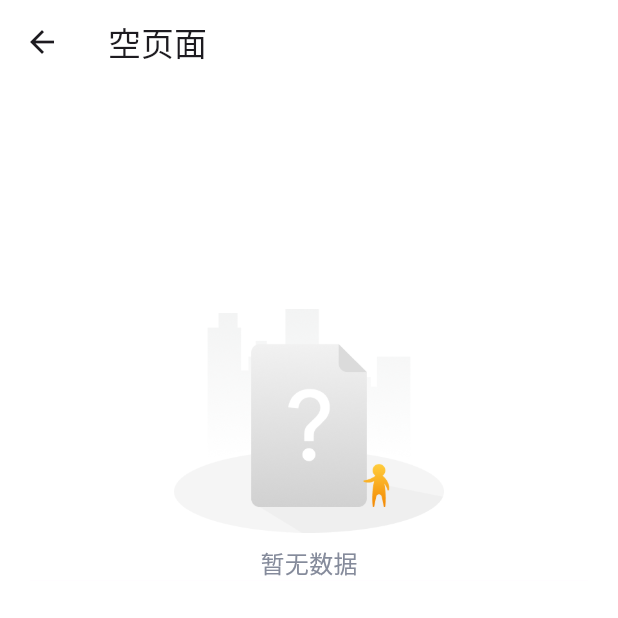
After one commit to ThinkerJack/jui, a Flutter app: the screen it shows after launch, after a tap on "空页面组件", on a phone screen of 412 x 824 dp, the top half of it. The commit adds this screen. Run offline on Flutter 3.47's test engine with Material 3 defaults, Android fonts, the phone set to English and light mode, and no system bars; our stand-ins replace flutter_screenutil.

Commit message:
feature#空页面

```diff
--- /dev/null
+++ b/example/lib/common/empty_placeholder_demo.dart
@@ -0,0 +1,16 @@
+import 'package:example/common/demo_base_page.dart';
+import 'package:flutter/material.dart';
+import 'package:jui/data_display.dart';
+
+class EmptyPlaceholderDemo extends DemoBasePage {
+  const EmptyPlaceholderDemo({super.key});
+
+  @override
+  Widget build(BuildContext context) {
+    return super.builder("空页面", [
+      const EmptyPlaceholder(
+        type: EmptyPlaceholderType.list,
+      )
+    ]);
+  }
+}
--- a/example/lib/demo_router.dart
+++ b/example/lib/demo_router.dart
@@ -3,15 +3,18 @@ import 'package:flutter/cupertino.dart';
 
 import 'common/button_demo.dart';
 import 'common/dashed_border_container_demo.dart';
+import 'common/empty_placeholder_demo.dart';
 
 final demoRouterMap = <String, WidgetBuilder>{
   DemoRouter.mainPage: (context) => const MainPage(),
   DemoRouter.dashedBorderContainerDemo: (context) => const DashedBorderContainerDemo(),
   DemoRouter.jUIButtonDemo: (context) => const JUIButtonDemo(),
+  DemoRouter.emptyPlaceholderDemo: (context) => const EmptyPlaceholderDemo(),
 };
 
 class DemoRouter {
   static const String mainPage = "mainPage";
   static const String dashedBorderContainerDemo = "DashedBorderContainerDemo";
   static const String jUIButtonDemo = "JUIButtonDemo";
+  static const String emptyPlaceholderDemo = "EmptyPlaceholderDemo";
 }
--- a/example/lib/splash_page.dart
+++ b/example/lib/splash_page.dart
@@ -18,15 +18,16 @@ class MainPage extends StatelessWidget {
               childAspectRatio: 3 //宽高比为1时，子widget
               ),
           children: [
-            buildTextButton(context, DemoRouter.dashedBorderContainerDemo, "虚线边框组件"),
-            buildTextButton(context, DemoRouter.jUIButtonDemo, "按钮组件"),
+            _buildTextButton(context, DemoRouter.dashedBorderContainerDemo, "虚线边框组件"),
+            _buildTextButton(context, DemoRouter.jUIButtonDemo, "按钮组件"),
+            _buildTextButton(context, DemoRouter.emptyPlaceholderDemo, "空页面组件"),
           ],
         ),
       ),
     );
   }
 
-  TextButton buildTextButton(BuildContext context, routerName, text) {
+  TextButton _buildTextButton(BuildContext context, routerName, text) {
     return TextButton(onPressed: () => Navigator.of(context).pushNamed(routerName), child: Text(text));
   }
 }
--- a/lib/data_display.dart
+++ b/lib/data_display.dart
@@ -1,6 +1,3 @@
-export 'src/data_display/empty/custom_empty_widget.dart';
-export 'src/data_display/empty/list_empty_widget.dart';
-export 'src/data_display/empty/search_empty_widget.dart';
 export 'src/data_display/item/card_item.dart';
 export 'src/data_display/item/detail_item.dart';
 export 'src/data_display/item/icon_item.dart';
@@ -9,4 +6,5 @@ export 'src/data_display/text/expand_text.dart';
 export 'src/data_display/title/detail_page_title.dart';
 export 'src/data_display/text/high_light_text_widget.dart';
 export 'src/data_display/text/high_light_text_widget_old.dart';
-export 'src/data_display/empty/common.dart';
+
+export 'src/data_display/empty/empty_placeholder_page.dart';
--- a/lib/src/common/vv_button.dart
+++ b/lib/src/common/vv_button.dart
@@ -9,7 +9,6 @@ enum JUIButtonSizeType { large, middle, small, ultraSmall }
 
 /// 按钮颜色类型
 enum JUIButtonColorType { blue, gray, white, blueBorder }
-
 
 /// 按钮
 class JUIButton extends StatelessWidget {
--- /dev/null
+++ b/lib/src/data_display/empty/empty_placeholder_page.dart
@@ -0,0 +1,78 @@
+import 'package:flutter/material.dart';
+import 'package:jui/src/basic/extension.dart';
+import '../../../generated/assets.dart';
+
+enum EmptyPlaceholderType { list, search, custom }
+
+/// 列表空页面组件，用于显示没有数据时的提示
+class EmptyPlaceholder extends StatelessWidget {
+  const EmptyPlaceholder({
+    Key? key,
+    this.paddingTop = 130,
+    this.text = "暂无数据",
+    required this.type,
+    this.imagePath,
+    this.imageWidth = 180,
+  }) : super(key: key);
+
+  /// 顶部内边距
+  final double paddingTop;
+
+  /// 图片宽度
+  final double imageWidth;
+
+  // 空页面显示的文字，默认为空时显示默认提示语
+  final String text;
+
+  // 自定义图片
+  final String? imagePath;
+
+  ///空页面类型
+  final EmptyPlaceholderType type;
+
+  /// 显示空页面提示文字
+  Text _noDataText(String emptyText) {
+    return Text(
+      emptyText,
+      style: const TextStyle(color: Color(0XFF858B9B), fontWeight: FontWeight.w500, fontSize: 16, height: 1.5),
+    );
+  }
+
+  @override
+  Widget build(BuildContext context) {
+    return Material(
+      child: Container(
+        alignment: Alignment.center, // 内容居中对齐
+        padding: EdgeInsets.only(top: paddingTop), // 顶部内边距
+        decoration: const BoxDecoration(
+          color: Colors.white,
+        ),
+        child: Column(
+          mainAxisAlignment: MainAxisAlignment.start, // 主轴方向对齐方式
+          crossAxisAlignment: CrossAxisAlignment.center, // 交叉轴方向对齐方式
+          children: <Widget>[
+            Image.asset(
+              getImagePath(),
+              width: imageWidth,
+            ), // 显示列表为空的图片
+            const SizedBox(
+              height: 8, // 图片和文字之间的间距
+            ),
+            _noDataText(text), // 显示空页面提示文字
+          ],
+        ),
+      ),
+    );
+  }
+
+  String getImagePath() {
+    switch (type) {
+      case EmptyPlaceholderType.list:
+        return Assets.imagesListEmpty.path;
+      case EmptyPlaceholderType.search:
+        return Assets.imagesSearchEmpty.path;
+      case EmptyPlaceholderType.custom:
+        return imagePath ?? Assets.imagesListEmpty.path;
+    }
+  }
+}
```
Also changed, not shown: lib/src/data_display/empty/common.dart (deleted, +0 -8 lines), lib/src/data_display/empty/custom_empty_widget.dart (deleted, +0 -44 lines), lib/src/data_display/empty/list_empty_widget.dart (deleted, +0 -43 lines), lib/src/data_display/empty/search_empty_widget.dart (deleted, +0 -40 lines).
